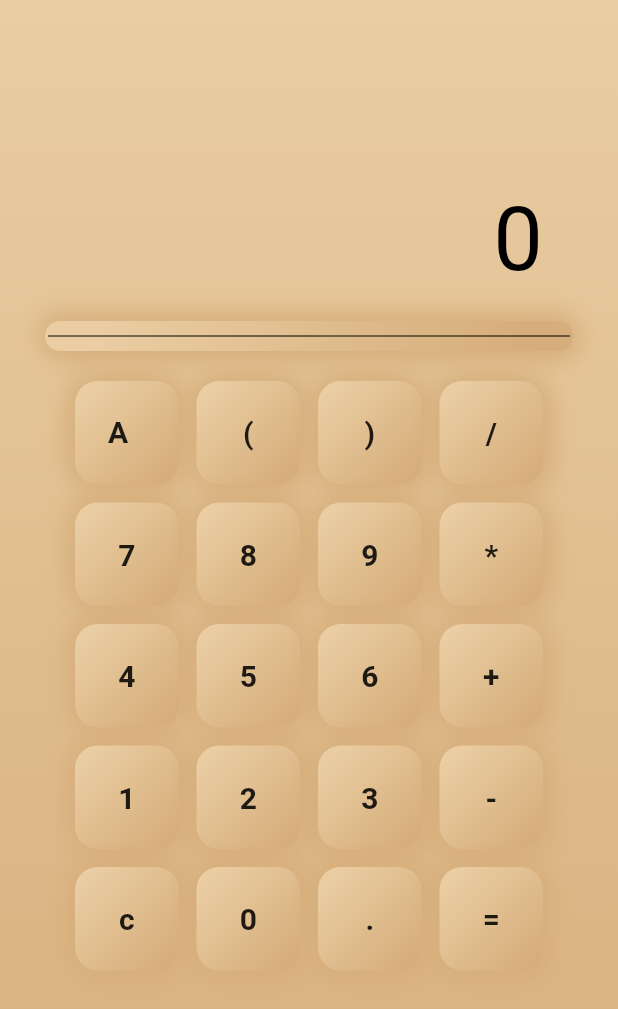
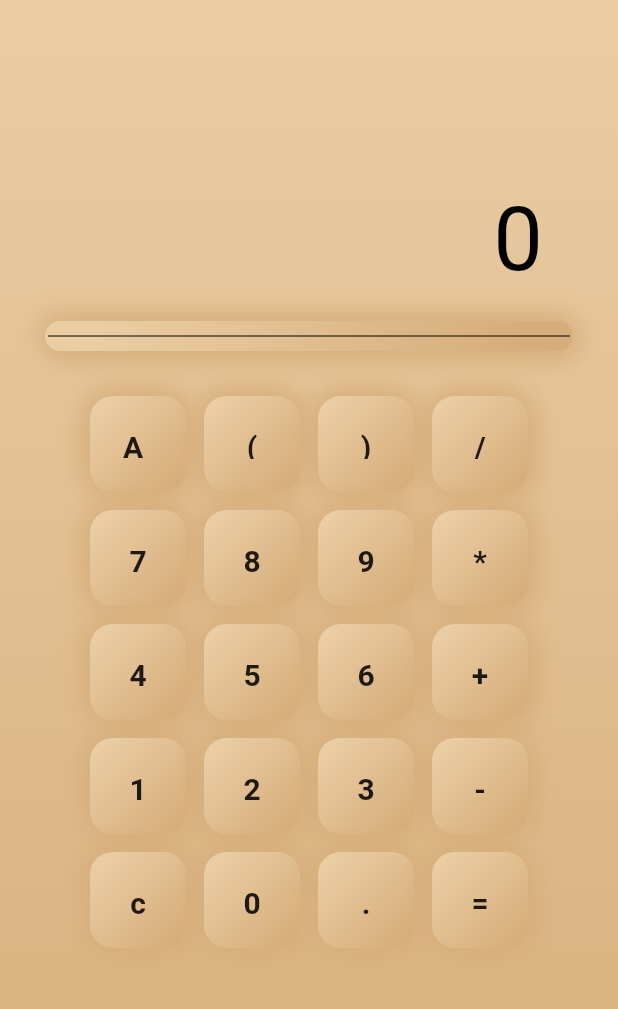
Before and after one commit to AnthonyBeerus/FlutterApp-Calculator, a Flutter app: the screen it shows after launch, on a phone screen of 412 x 824 dp. Shown: the top 1009 px of the screen. Run offline on Flutter 3.47's test engine with Material 2 defaults, Android fonts, the phone set to English and light mode, and no system bars.

Commit message:
Changed the gridview.builder to be unscrollable

```diff
--- a/lib/pages/home.dart
+++ b/lib/pages/home.dart
@@ -98,8 +98,9 @@ class _HomePageState extends State<HomePage> {
                 ),
                 Expanded(
                   child: Container(
-                    padding: EdgeInsets.all(20),
+                    padding: EdgeInsets.all(30),
                     child: GridView.builder(
+                      physics: NeverScrollableScrollPhysics(),
                       itemCount: buttonList.length,
                       gridDelegate: const SliverGridDelegateWithFixedCrossAxisCount(
                         crossAxisCount: 4,
```
